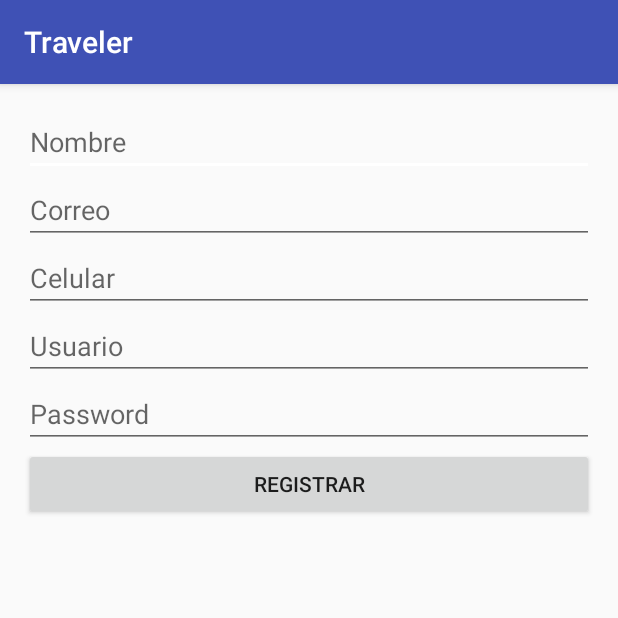
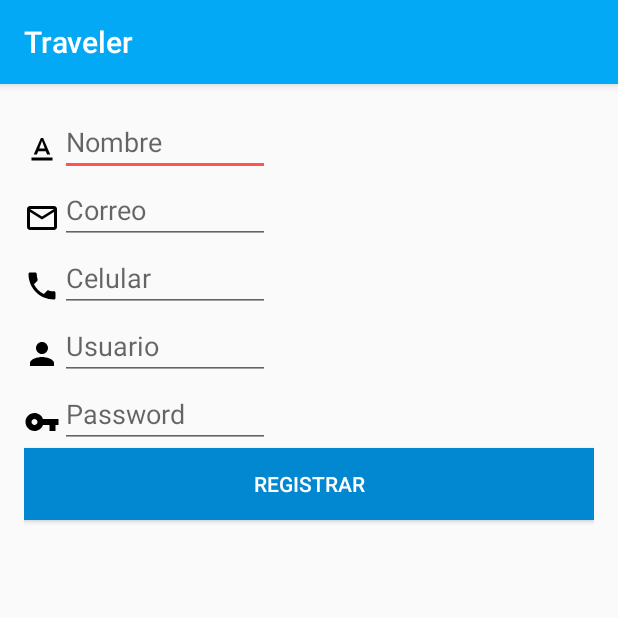
Before and after one commit to pipeholguin/Android_Traveler, an Android app: the RegistroActivity screen opened directly, with no data from a screen before it, on a phone screen of 412 x 824 dp, the top half of it. Run offline under Robolectric (Android 15) with nearby library versions, the phone set to English and light mode, and no system bars; our stand-ins replace data binding; network calls fail; 1 statement that could not run was skipped.

Commit message:
interface implemented

```diff
--- a/app/build.gradle
+++ b/app/build.gradle
@@ -37,4 +37,5 @@ dependencies {
     compile 'com.android.support:cardview-v7:23.4.0'
     compile 'com.android.support:recyclerview-v7:23.4.0'
     compile 'com.squareup.picasso:picasso:2.5.2'
+    compile 'de.hdodenhof:circleimageview:2.0.0'
 }
--- a/app/src/main/java/luisfelipeholguin/traveler/MainActivity.java
+++ b/app/src/main/java/luisfelipeholguin/traveler/MainActivity.java
@@ -66,6 +66,7 @@ public class MainActivity extends AppCompatActivity implements ViajesFragment.On
 
     }
 
+
     @Override
     public void onHomeClick(int pos) {
 
--- /dev/null
+++ b/app/src/main/res/drawable/ic_call.xml
@@ -0,0 +1,9 @@
+<vector xmlns:android="http://schemas.android.com/apk/res/android"
+        android:width="24dp"
+        android:height="24dp"
+        android:viewportWidth="24.0"
+        android:viewportHeight="24.0">
+    <path
+        android:fillColor="#FF000000"
+        android:pathData="M6.62,10.79c1.44,2.83 3.76,5.14 6.59,6.59l2.2,-2.2c0.27,-0.27 0.67,-0.36 1.02,-0.24 1.12,0.37 2.33,0.57 3.57,0.57 0.55,0 1,0.45 1,1V20c0,0.55 -0.45,1 -1,1 -9.39,0 -17,-7.61 -17,-17 0,-0.55 0.45,-1 1,-1h3.5c0.55,0 1,0.45 1,1 0,1.25 0.2,2.45 0.57,3.57 0.11,0.35 0.03,0.74 -0.25,1.02l-2.2,2.2z"/>
+</vector>
--- /dev/null
+++ b/app/src/main/res/drawable/ic_mail.xml
@@ -0,0 +1,9 @@
+<vector xmlns:android="http://schemas.android.com/apk/res/android"
+        android:width="24dp"
+        android:height="24dp"
+        android:viewportWidth="24.0"
+        android:viewportHeight="24.0">
+    <path
+        android:fillColor="#FF000000"
+        android:pathData="M20,4L4,4c-1.1,0 -1.99,0.9 -1.99,2L2,18c0,1.1 0.9,2 2,2h16c1.1,0 2,-0.9 2,-2L22,6c0,-1.1 -0.9,-2 -2,-2zM20,18L4,18L4,8l8,5 8,-5v10zM12,11L4,6h16l-8,5z"/>
+</vector>
--- /dev/null
+++ b/app/src/main/res/drawable/ic_name.xml
@@ -0,0 +1,9 @@
+<vector xmlns:android="http://schemas.android.com/apk/res/android"
+        android:width="24dp"
+        android:height="24dp"
+        android:viewportWidth="24.0"
+        android:viewportHeight="24.0">
+    <path
+        android:fillColor="#FF000000"
+        android:pathData="M5,17v2h14v-2L5,17zM9.5,12.8h5l0.9,2.2h2.1L12.75,4h-1.5L6.5,15h2.1l0.9,-2.2zM12,5.98L13.87,11h-3.74L12,5.98z"/>
+</vector>
--- /dev/null
+++ b/app/src/main/res/drawable/ic_pass.xml
@@ -0,0 +1,9 @@
+<vector xmlns:android="http://schemas.android.com/apk/res/android"
+        android:width="24dp"
+        android:height="24dp"
+        android:viewportWidth="24.0"
+        android:viewportHeight="24.0">
+    <path
+        android:fillColor="#FF000000"
+        android:pathData="M12.65,10C11.83,7.67 9.61,6 7,6c-3.31,0 -6,2.69 -6,6s2.69,6 6,6c2.61,0 4.83,-1.67 5.65,-4H17v4h4v-4h2v-4H12.65zM7,14c-1.1,0 -2,-0.9 -2,-2s0.9,-2 2,-2 2,0.9 2,2 -0.9,2 -2,2z"/>
+</vector>
--- /dev/null
+++ b/app/src/main/res/drawable/ic_usr.xml
@@ -0,0 +1,9 @@
+<vector xmlns:android="http://schemas.android.com/apk/res/android"
+    android:width="24dp"
+    android:height="24dp"
+    android:viewportWidth="24.0"
+    android:viewportHeight="24.0">
+    <path
+        android:fillColor="#000000"
+        android:pathData="M12,12c2.21,0 4,-1.79 4,-4s-1.79,-4 -4,-4 -4,1.79 -4,4 1.79,4 4,4zM12,14c-2.67,0 -8,1.34 -8,4v2h16v-2c0,-2.66 -5.33,-4 -8,-4z"/>
+</vector>
--- a/app/src/main/res/layout/activity_registro.xml
+++ b/app/src/main/res/layout/activity_registro.xml
@@ -20,28 +20,70 @@
     android:paddingTop="@dimen/activity_vertical_margin"
     tools:context="luisfelipeholguin.traveler.RegistroActivity">
 
+    <TableRow>
+
+        <ImageView
+            android:src="@drawable/ic_name"
+            android:paddingTop="@dimen/text_medium"/>
+
     <EditText
         android:id="@+id/nombre"
          android:inputType="text"
         android:hint="Nombre"/>
+
+    </TableRow>
+
+    <TableRow>
+
+    <ImageView
+        android:src="@drawable/ic_mail"
+        android:paddingTop="@dimen/text_medium"/>
     <EditText
         android:id="@+id/correo"
         android:inputType="textEmailAddress"
         android:hint="Correo"/>
+    </TableRow>
+    <TableRow>
+
+    <ImageView
+        android:src="@drawable/ic_call"
+        android:paddingTop="@dimen/text_medium"/>
     <EditText
         android:id="@+id/cel"
         android:inputType="number"
+        android:layout_width="140dp"
         android:hint="Celular"/>
+    </TableRow>
+
+    <TableRow>
+
+    <ImageView
+        android:src="@drawable/ic_usr"
+        android:paddingTop="@dimen/text_medium"/>
     <EditText
         android:id="@+id/usuario"
         android:inputType="text"
         android:hint="Usuario"/>
+    </TableRow>
+
+    <TableRow>
+
+    <ImageView
+        android:src="@drawable/ic_pass"
+        android:paddingTop="@dimen/text_medium"/>
+
     <EditText
         android:id="@+id/password"
         android:inputType="textPassword"
         android:hint="Password"/>
 
+    </TableRow>
+
+
+
     <Button
+        android:background="@color/colorPrimaryDark"
+        android:textColor="@color/text"
         android:text="Registrar"
         app:setOnClickListener="@{onClick}"/>
 
--- a/app/src/main/res/layout/fragment_publicar.xml
+++ b/app/src/main/res/layout/fragment_publicar.xml
@@ -66,6 +66,8 @@
             android:id="@+id/publicar"
             android:layout_width="match_parent"
             android:layout_height="wrap_content"
+            android:textColor="@color/text"
+            android:background="@color/colorPrimaryDark"
             android:text="@string/publicar"
             app:setOnClickListener="@{onClick}"/>
     </LinearLayout>
--- a/app/src/main/res/values/colors.xml
+++ b/app/src/main/res/values/colors.xml
@@ -1,6 +1,8 @@
 <?xml version="1.0" encoding="utf-8"?>
 <resources>
-    <color name="colorPrimary">#3F51B5</color>
-    <color name="colorPrimaryDark">#303F9F</color>
-    <color name="colorAccent">#FFFFFF</color>
+    <color name="colorPrimary">#03A9F4</color>
+    <color name="colorPrimaryDark">#0288D1</color>
+    <color name="colorAccent">#FF5252</color>
+    <color name="text">#FFFFFF</color>
+    <color name="text2">#727272</color>
 </resources>
--- a/app/src/main/res/values/dimens.xml
+++ b/app/src/main/res/values/dimens.xml
@@ -5,4 +5,10 @@
     <dimen name="small">6dp</dimen>
     <dimen name="high">16dp</dimen>
     <dimen name="margin_detail">5dp</dimen>
+    <dimen name="head">100dp</dimen>
+    <dimen name="head_prfile">60dp</dimen>
+    <dimen name="space_login">30dp</dimen>
+    <dimen name="login_text_widht">150dp</dimen>
+    <dimen name="text_medium">16sp</dimen>
+    <dimen name="text_small">14sp</dimen>
 </resources>
```
Also changed, not shown: app/src/main/java/luisfelipeholguin/traveler/LoginActivity.java (+9 -0 lines), app/src/main/java/luisfelipeholguin/traveler/fragments/PerfilFragment.java (+17 -1 lines), app/src/main/res/drawable/button.xml (added, +8 -0 lines), app/src/main/res/layout/activity_detail.xml (+63 -42 lines), app/src/main/res/layout/activity_login.xml (+52 -0 lines), app/src/main/res/layout/fragment_perfil.xml (+38 -4 lines), app/src/main/res/drawable/gris.jpg (added).
